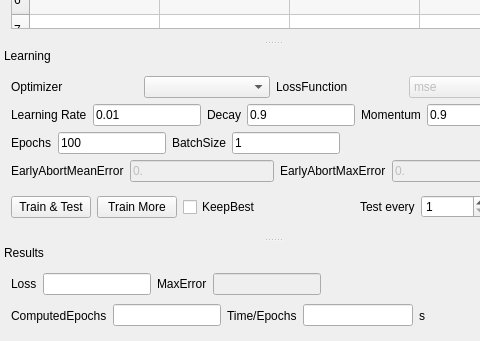
This is src/DNNLab/mainwindow.ui in edeforas/BeeDNN as Qt 5 draws it before an edit; both pictures show x 0 to 480 and y 396 to 737 of the 1141 by 737 pixel window. The edited form follows.
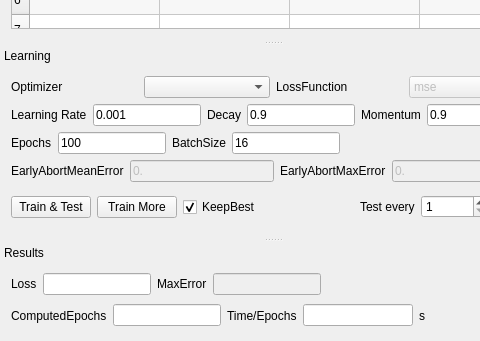
This is the edited form.

Diff of the .ui file:
```diff
--- a/src/DNNLab/mainwindow.ui
+++ b/src/DNNLab/mainwindow.ui
@@ -539,7 +539,7 @@
        <item>
         <widget class="QLineEdit" name="leLearningRate">
          <property name="text">
-          <string>0.01</string>
+          <string>0.001</string>
          </property>
         </widget>
        </item>
@@ -623,7 +623,7 @@
           </sizepolicy>
          </property>
          <property name="text">
-          <string>1</string>
+          <string>16</string>
          </property>
         </widget>
        </item>
@@ -701,6 +701,9 @@
          <property name="text">
           <string>KeepBest</string>
          </property>
+         <property name="checked">
+          <bool>true</bool>
+         </property>
         </widget>
        </item>
        <item>
```
